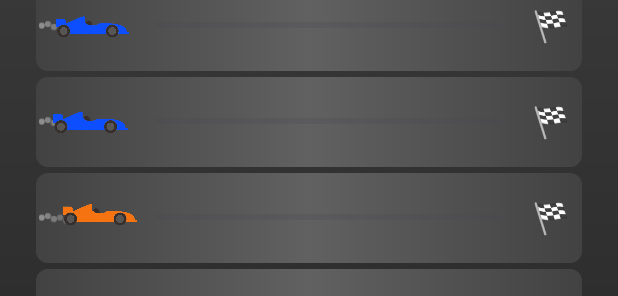
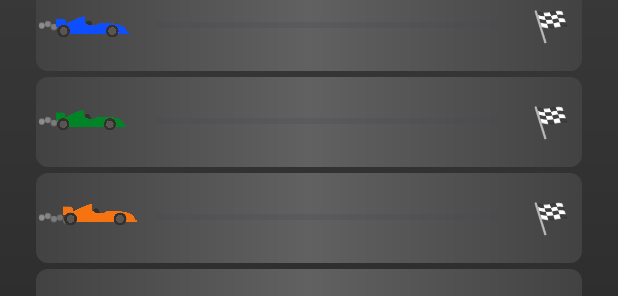
Before and after one commit to Zun1702/CarRacingF4, an Android app: the layout activity_racing.xml on its own in the app's theme, with its tools: preview values and no code run, on a phone screen of 412 x 824 dp. Shown: the part 317-613 px from the top of the screen. Run offline under Robolectric (Android 15) with nearby library versions, the light colour scheme and no system bars.

Commit message:
Update lane car

```diff
--- a/app/src/main/res/layout/activity_racing.xml
+++ b/app/src/main/res/layout/activity_racing.xml
@@ -157,7 +157,7 @@
                     android:layout_centerVertical="true"
                     android:layout_marginStart="80dp"
                     android:layout_marginEnd="50dp"
-                    android:progressTint="@color/car_green"
+                    android:progressTint="@color/car_blue"
                     android:backgroundTint="@color/track_light_gray" />
 
                 <!-- Exhaust smoke (đằng sau xe) -->
@@ -210,7 +210,7 @@
                     android:layout_centerVertical="true"
                     android:layout_marginStart="80dp"
                     android:layout_marginEnd="50dp"
-                    android:progressTint="@color/car_blue"
+                    android:progressTint="@color/car_green"
                     android:backgroundTint="@color/track_light_gray" />
 
                 <!-- Exhaust smoke (đằng sau xe) -->
@@ -233,7 +233,7 @@
                     android:layout_centerVertical="true"
                     android:layout_marginStart="8dp"
                     android:scaleType="centerInside"
-                    android:src="@drawable/racingcar_blue" />
+                    android:src="@drawable/racingcar_green" />
 
                 <!-- Finish flag -->
                 <TextView
```
Also changed, not shown: app/src/main/java/com/example/carracing/utils/CarAnimationUtils.java (+6 -6 lines).
